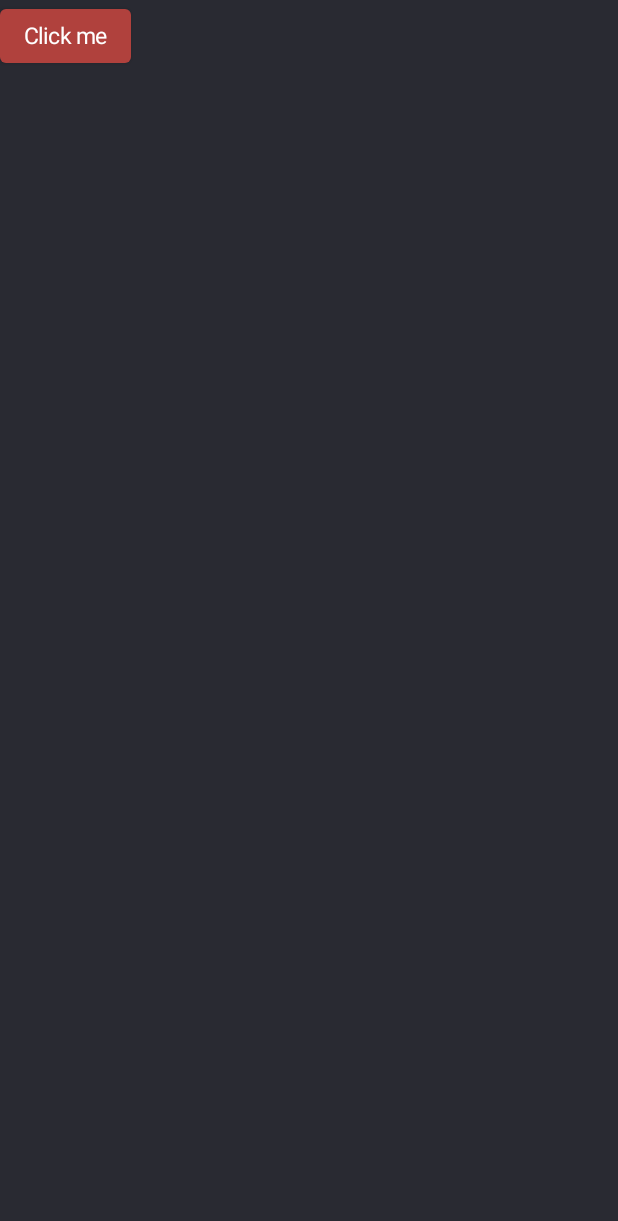
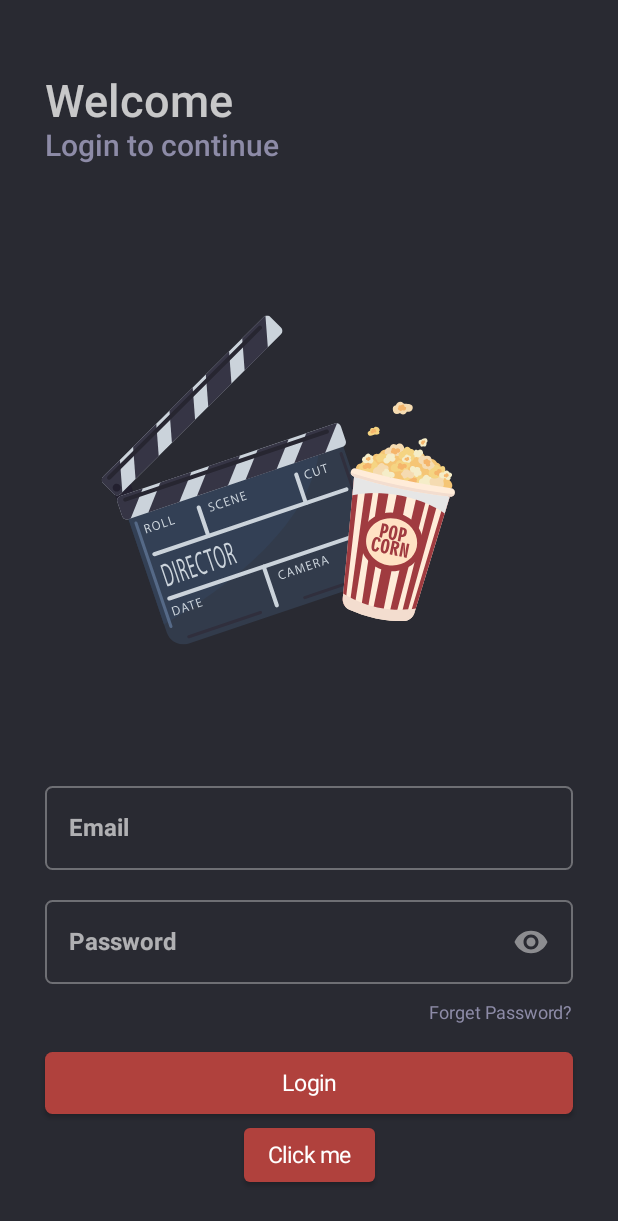
Before and after one commit to sedramerkhan/MoviesStore, an Android app built with Jetpack Compose: the composable LogInScreen shown on its own in the app's theme, on a phone screen of 412 x 824 dp. Shown: the top 1221 px of the screen. Run offline under Robolectric (Android 15) with nearby library versions, the phone set to English and light mode, and no system bars; libraries missing offline, so code that uses them is left out: com.ramcosta.composedestinations; 1 statement that could not run was skipped.

Commit message:
feat(login):working on UI

```diff
--- /dev/null
+++ b/app/src/main/java/com/example/moviesstore/model/User.kt
@@ -0,0 +1,6 @@
+package com.example.moviesstore.model
+
+data class User(
+    val password: String,
+    val email:String,
+)
--- a/app/src/main/java/com/example/moviesstore/presentation/login/LogInScreen.kt
+++ b/app/src/main/java/com/example/moviesstore/presentation/login/LogInScreen.kt
@@ -1,10 +1,21 @@
 package com.example.moviesstore.presentation.login
 
+import android.util.Log
+import androidx.compose.foundation.Image
+import androidx.compose.foundation.layout.*
 import androidx.compose.material.Button
+import androidx.compose.material.Scaffold
 import androidx.compose.material.Text
 import androidx.compose.runtime.Composable
+import androidx.compose.ui.Alignment
+import androidx.compose.ui.Modifier
+import androidx.compose.ui.res.painterResource
+import androidx.compose.ui.unit.dp
 import androidx.hilt.navigation.compose.hiltViewModel
+import com.example.moviesstore.R
 import com.example.moviesstore.presentation.destinations.MainScreenDestination
+import com.example.moviesstore.presentation.login.components.Texts
+import com.example.moviesstore.presentation.login.components.UserInfoFields
 import com.ramcosta.composedestinations.annotation.Destination
 import com.ramcosta.composedestinations.annotation.RootNavGraph
 import com.ramcosta.composedestinations.navigation.DestinationsNavigator
@@ -15,11 +26,33 @@ import com.ramcosta.composedestinations.navigation.DestinationsNavigator
 fun LogInScreen(
     navigator: DestinationsNavigator,
     viewModel: LogInViewModel = hiltViewModel()
-){
+) {
+    Scaffold(
+    ) {
+        Column(
+            modifier = Modifier
+                .fillMaxSize()
+                .padding(it)
+                .padding(30.dp),
+            horizontalAlignment = Alignment.CenterHorizontally
+        ) {
+            val space = 20.dp
+            Spacer(modifier = Modifier.height(space))
+            Texts()
+            Spacer(modifier = Modifier.height(space))
+            Image(
+                painter = painterResource(id = R.drawable.movie_pop_corn), contentDescription = "",
+                modifier = Modifier.weight(1f)
+            )
 
-    Button(onClick = { navigator.navigate(MainScreenDestination) }) {
-        Text(
-            "Click me"
-        )
+            UserInfoFields(login = {
+                Log.i("Hellooooooooo", it.toString())
+            })
+            Button(onClick = { navigator.navigate(MainScreenDestination) }) {
+                Text(
+                    "Click me"
+                )
+            }
+        }
     }
 }
--- /dev/null
+++ b/app/src/main/java/com/example/moviesstore/presentation/login/components/Texts.kt
@@ -0,0 +1,25 @@
+package com.example.moviesstore.presentation.login.components
+
+import androidx.compose.foundation.layout.Column
+import androidx.compose.foundation.layout.fillMaxWidth
+import androidx.compose.material.MaterialTheme
+import androidx.compose.material.Text
+import androidx.compose.runtime.Composable
+import androidx.compose.ui.Modifier
+import com.example.moviesstore.ui.theme.GrayVeryLight
+
+@Composable
+fun Texts(){
+    Column(Modifier.fillMaxWidth()) {
+        Text(
+            "Welcome",
+            style = MaterialTheme.typography.h1
+        )
+        Text(
+            "Login to continue",
+            color = GrayVeryLight,
+            style = MaterialTheme.typography.h3
+        )
+
+    }
+}
--- /dev/null
+++ b/app/src/main/java/com/example/moviesstore/presentation/login/components/UserInfoFields.kt
@@ -0,0 +1,142 @@
+package com.example.moviesstore.presentation.login.components
+
+import androidx.compose.foundation.clickable
+import androidx.compose.foundation.layout.*
+import androidx.compose.foundation.shape.RoundedCornerShape
+import androidx.compose.foundation.text.KeyboardOptions
+import androidx.compose.material.*
+import androidx.compose.material.icons.Icons
+import androidx.compose.material.icons.filled.Visibility
+import androidx.compose.material.icons.filled.VisibilityOff
+import androidx.compose.runtime.*
+import androidx.compose.ui.Alignment
+import androidx.compose.ui.Modifier
+import androidx.compose.ui.text.input.ImeAction
+import androidx.compose.ui.text.input.KeyboardType
+import androidx.compose.ui.text.input.PasswordVisualTransformation
+import androidx.compose.ui.text.input.VisualTransformation
+import androidx.compose.ui.unit.dp
+import com.example.moviesstore.model.User
+import com.example.moviesstore.ui.theme.GrayVeryLight
+
+data class TextFieldState(
+    val value: String, val keyboardType: KeyboardType = KeyboardType.Text, val error: String
+)
+
+@Composable
+fun UserInfoFields(
+    login: (User) -> Unit
+) {
+    val userInfo = remember {
+        linkedMapOf<String, MutableState<TextFieldState>>().apply {
+            put("email", mutableStateOf(TextFieldState("", KeyboardType.Email, "")))
+            put("password", mutableStateOf(TextFieldState("", KeyboardType.Password, "")))
+        }
+    }
+    val shape = RoundedCornerShape(5.dp)
+    Column {
+        userInfo.entries.forEachIndexed { index, (label, textFieldState) ->
+            val textFieldStateValue = textFieldState.value
+            var show by remember { mutableStateOf(textFieldStateValue.keyboardType != KeyboardType.Password) }
+            OutlinedTextField(
+                value = textFieldStateValue.value,
+                onValueChange = {
+                    userInfo[label]!!.value = userInfo[label]!!.value.copy(value = it)
+                    userInfo[label]!!.value = userInfo[label]!!.value.copy(error = "")
+                },
+                modifier = Modifier.fillMaxWidth(),
+                shape = shape,
+                visualTransformation = if (show) VisualTransformation.None else PasswordVisualTransformation(),
+                keyboardOptions = KeyboardOptions(
+                    keyboardType = textFieldStateValue.keyboardType,
+                    imeAction = if (index < userInfo.entries.size - 1) ImeAction.Next else ImeAction.Done,
+                ),
+                label = { Text(label.replaceFirstChar(Char::titlecase)) },
+                trailingIcon = {
+                    if (textFieldStateValue.keyboardType == KeyboardType.Password)
+                        Icon(
+                            imageVector = if (show) Icons.Default.VisibilityOff else Icons.Default.Visibility,
+                            contentDescription = "",
+                            modifier = Modifier
+                                .padding(horizontal = 16.dp)
+                                .clickable { show = !show },
+                        )
+
+                },
+                isError = textFieldStateValue.error.isNotEmpty(),
+                singleLine = true,
+                colors = TextFieldDefaults.outlinedTextFieldColors(
+                    backgroundColor = MaterialTheme.colors.background
+                ),
+            )
+            if (textFieldStateValue.error.isNotEmpty()) {
+                Text(
+                    textFieldStateValue.error,
+                    color = MaterialTheme.colors.primary,
+                    style = MaterialTheme.typography.overline
+                )
+            } else {
+                Spacer(
+                    modifier = Modifier.height(12.dp)
+                )
+            }
+        }
+
+        Box(Modifier.fillMaxWidth()) {
+            Text(
+                "Forget Password?",
+                modifier = Modifier.align(Alignment.CenterEnd),
+                color = GrayVeryLight,
+                style = MaterialTheme.typography.overline
+            )
+        }
+        Spacer(modifier = Modifier.height(16.dp))
+        Button(
+            onClick = {
+                val email = userInfo["email"]!!.value.value
+                userInfo["email"]!!.value = userInfo["email"]!!.value.copy(
+                    error = if (email.isEmpty())
+                        "Field should not be empty"
+                    else if (!isEmailValid(email))
+                        "Email is not valid"
+                    else
+                        ""
+                )
+
+                val password = userInfo["password"]!!.value.value
+                userInfo["password"]!!.value = userInfo["password"]!!.value.copy(
+                    error = if (password.isEmpty())
+                        "Field should not be empty"
+                    else if (password.length < 8)
+                        "password should contain more than 8 characters"
+                    else if ("[!@#$&*~(\\]".none { it in  password})
+                        "password should contain at least one special character"
+                    else
+                        ""
+                )
+
+                if (userInfo["password"]!!.value.error == "" && userInfo["email"]!!.value.error == "") {
+                    login(
+                        User(
+                            password = password,
+                            email = email,
+                        )
+                    )
+                }
+
+            }, shape = RoundedCornerShape(5.dp),
+            modifier = Modifier.fillMaxWidth()
+        ) {
+            Text(
+                text = "Login",
+                modifier = Modifier.padding(4.dp),
+                style = MaterialTheme.typography.button
+            )
+        }
+    }
+}
+
+const val EMAIL_REGEX = "^[A-Za-z](.*)([@]{1})(.{1,})(\\.)(.{1,})"
+fun isEmailValid(email: String): Boolean {
+    return EMAIL_REGEX.toRegex().matches(email)
+}
```
Also changed, not shown: app/src/main/java/com/example/moviesstore/data/preference/AppDataStore.kt (added, +55 -0 lines).
